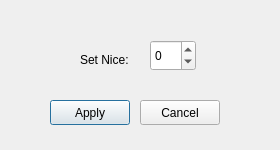
Before: the Qt Designer form process-monitor/ui/process-monitor/nicedialog.ui in platoneko/os-course-design, drawn with Qt 5.
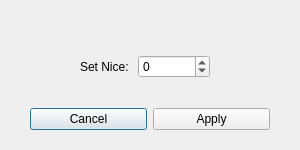
After: the same form once the commit is applied.

Patch:
```diff
--- a/process-monitor/ui/process-monitor/nicedialog.ui
+++ b/process-monitor/ui/process-monitor/nicedialog.ui
@@ -6,68 +6,87 @@
    <rect>
     <x>0</x>
     <y>0</y>
-    <width>280</width>
+    <width>300</width>
     <height>150</height>
    </rect>
   </property>
+  <property name="maximumSize">
+   <size>
+    <width>300</width>
+    <height>150</height>
+   </size>
+  </property>
   <property name="windowTitle">
    <string>Dialog</string>
   </property>
-  <widget class="QLabel" name="textLabel">
-   <property name="geometry">
-    <rect>
-     <x>80</x>
-     <y>50</y>
-     <width>61</width>
-     <height>20</height>
-    </rect>
+  <layout class="QGridLayout" name="gridLayout">
+   <property name="leftMargin">
+    <number>30</number>
    </property>
-   <property name="text">
-    <string>Set Nice: </string>
+   <property name="topMargin">
+    <number>30</number>
    </property>
-  </widget>
-  <widget class="QPushButton" name="applyButton">
-   <property name="geometry">
-    <rect>
-     <x>50</x>
-     <y>100</y>
-     <width>80</width>
-     <height>25</height>
-    </rect>
+   <property name="rightMargin">
+    <number>30</number>
    </property>
-   <property name="text">
-    <string>Apply</string>
+   <property name="bottomMargin">
+    <number>20</number>
    </property>
-  </widget>
-  <widget class="QPushButton" name="cancelButton">
-   <property name="geometry">
-    <rect>
-     <x>140</x>
-     <y>100</y>
-     <width>80</width>
-     <height>25</height>
-    </rect>
-   </property>
-   <property name="text">
-    <string>Cancel</string>
-   </property>
-  </widget>
-  <widget class="QSpinBox" name="niceBox">
-   <property name="geometry">
-    <rect>
-     <x>150</x>
-     <y>40</y>
-     <width>46</width>
-     <height>31</height>
-    </rect>
-   </property>
-   <property name="minimum">
-    <number>-20</number>
-   </property>
-   <property name="maximum">
-    <number>19</number>
-   </property>
-  </widget>
+   <item row="0" column="0">
+    <layout class="QFormLayout" name="formLayout">
+     <property name="labelAlignment">
+      <set>Qt::AlignCenter</set>
+     </property>
+     <property name="formAlignment">
+      <set>Qt::AlignLeading|Qt::AlignLeft|Qt::AlignVCenter</set>
+     </property>
+     <property name="leftMargin">
+      <number>50</number>
+     </property>
+     <property name="topMargin">
+      <number>0</number>
+     </property>
+     <property name="rightMargin">
+      <number>60</number>
+     </property>
+     <item row="0" column="0">
+      <widget class="QLabel" name="textLabel">
+       <property name="text">
+        <string>Set Nice: </string>
+       </property>
+      </widget>
+     </item>
+     <item row="0" column="1">
+      <widget class="QSpinBox" name="niceBox">
+       <property name="minimum">
+        <number>-20</number>
+       </property>
+       <property name="maximum">
+        <number>19</number>
+       </property>
+      </widget>
+     </item>
+    </layout>
+   </item>
+   <item row="1" column="0">
+    <layout class="QHBoxLayout" name="horizontalLayout">
+     <item>
+      <widget class="QPushButton" name="cancelButton">
+       <property name="text">
+        <string>Cancel</string>
+       </property>
+      </widget>
+     </item>
+     <item>
+      <widget class="QPushButton" name="applyButton">
+       <property name="text">
+        <string>Apply</string>
+       </property>
+      </widget>
+     </item>
+    </layout>
+   </item>
+  </layout>
  </widget>
  <resources/>
  <connections/>
```
